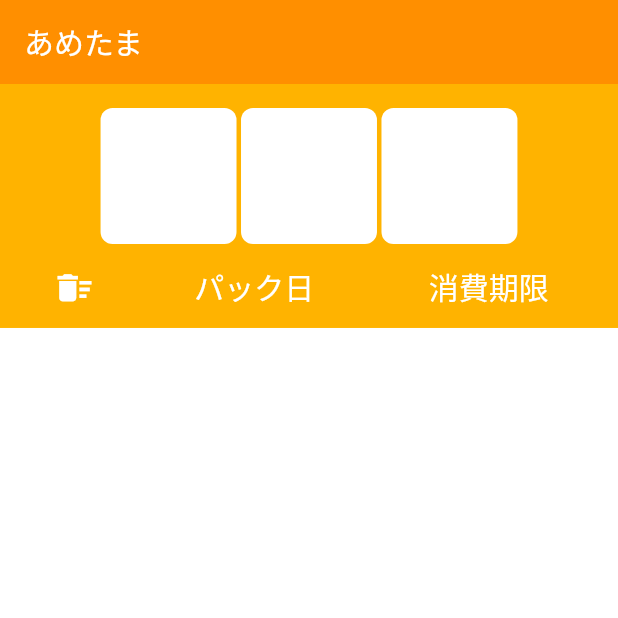
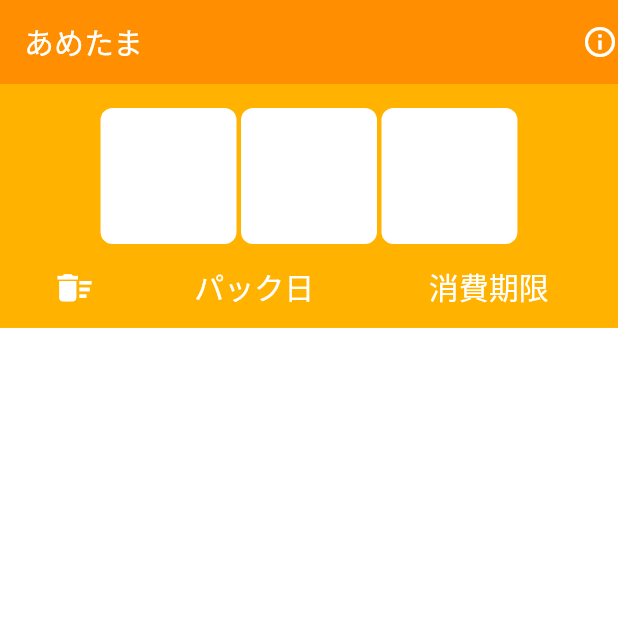
Before and after one commit to ushioda/ametama, a Flutter app: the screen it shows after launch, on a phone screen of 412 x 824 dp, the top half of it. Run offline on Flutter 3.47's test engine with Material 2 defaults, Android fonts, the phone set to English and light mode, and no system bars; Roboto replaces fonts that are missing (KosugiMaru).

Commit message:
emulator not working

```diff
--- a/lib/screens/top_screen.dart
+++ b/lib/screens/top_screen.dart
@@ -17,6 +17,17 @@ class TopScreen extends StatelessWidget {
           'あめたま',
           style: TextStyle(fontFamily: kKosugiMaru),
         ),
+        actions: <Widget>[
+          GestureDetector(
+            child: Icon(
+              Icons.info_outline,
+              color: Colors.white,
+            ),
+            onTap: () {
+              print('info tapped');
+            },
+          )
+        ],
       ),
       body: SafeArea(
         child: Column(
```
